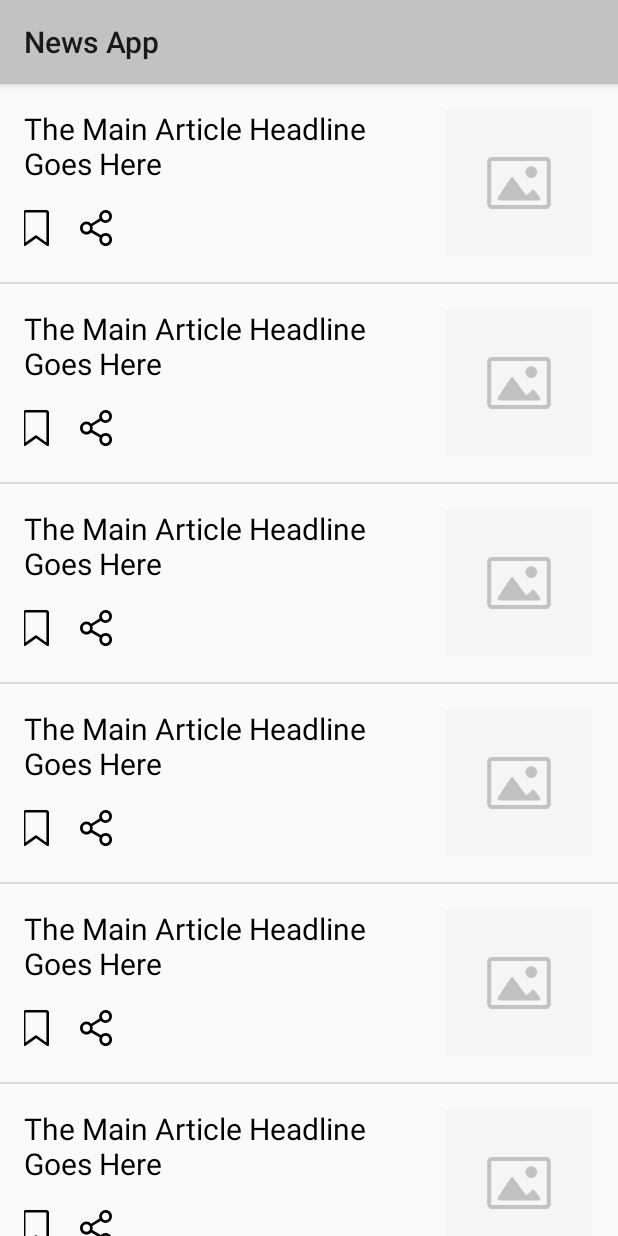
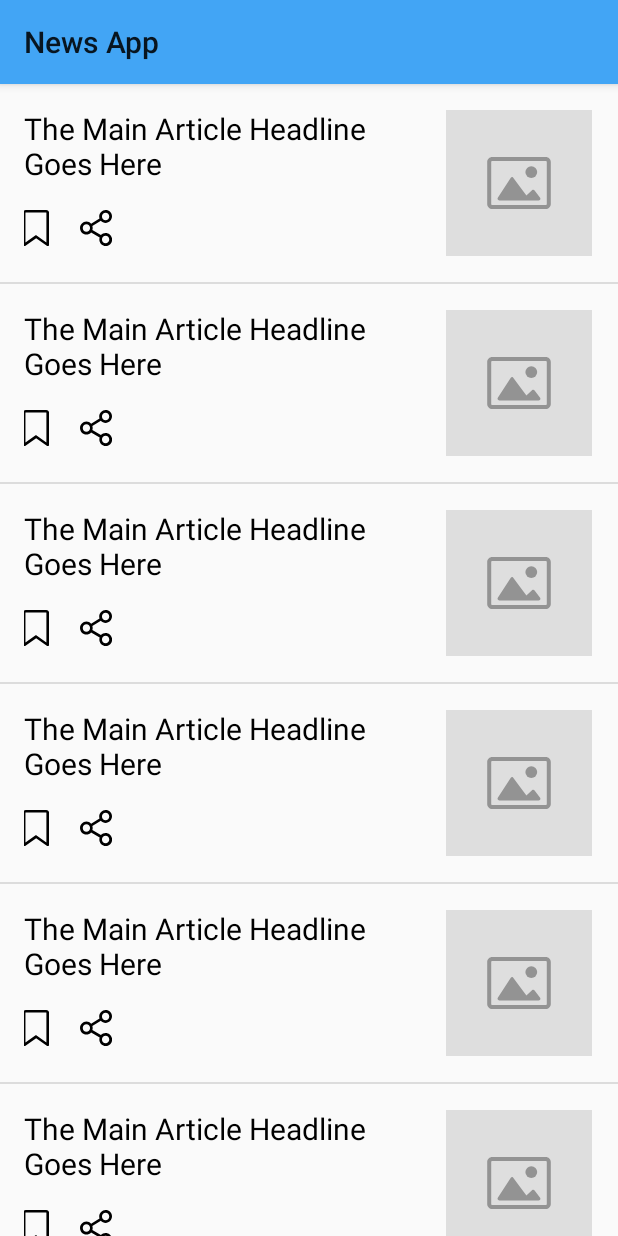
Before and after one commit to danieldogeanu/NewsApp, an Android app: the screen it shows after launch (NewsActivity), on a phone screen of 412 x 824 dp. Run offline under Robolectric (Android 15) with nearby library versions, the phone set to English and light mode, and no system bars.

Commit message:
Changed Color Scheme to Blue

```diff
--- a/app/src/main/res/drawable/ic_bookmark_active.xml
+++ b/app/src/main/res/drawable/ic_bookmark_active.xml
@@ -4,6 +4,6 @@
     android:viewportWidth="17"
     android:viewportHeight="24">
   <path
-      android:fillColor="#FF939393"
+      android:fillColor="#FF0077c2"
       android:pathData="M0.7,24.0378c-0.4,0 -0.7,-0.4 -0.7,-0.8v-21.3c0,-1 0.8,-1.9 1.9,-1.9h13.3c1,0 1.9,0.9 1.9,1.9v21.3c0,0.5 -0.4,0.8 -0.8,0.8c-0.2,0 -0.3,-0.1 -0.5,-0.1l-7.2,-5.1l-7.2,5.1C1.1,23.9378 0.9,24.0378 0.7,24.0378zM1.6,21.6378l6.4,-4.6c0.3,-0.2 0.6,-0.2 0.9,0l6.4,4.6v-19.7c0,-0.2 -0.1,-0.3 -0.3,-0.3L1.9,1.6378c-0.2,0 -0.3,0.1 -0.3,0.3L1.6,21.6378z"/>
 </vector>
--- a/app/src/main/res/drawable/ic_share_active.xml
+++ b/app/src/main/res/drawable/ic_share_active.xml
@@ -4,6 +4,6 @@
     android:viewportWidth="21"
     android:viewportHeight="24">
   <path
-      android:fillColor="#FF939393"
+      android:fillColor="#FF0077c2"
       android:pathData="M16.8,15.3c-1.2,0 -2.3,0.5 -3.1,1.4l-5.6,-3.4c0.3,-0.9 0.3,-1.8 0,-2.7l5.6,-3.4c0.8,0.9 1.9,1.4 3.1,1.4c2.3,0 4.2,-2 4.2,-4.4S19.1,0 16.8,0c-2.3,0 -4.2,2 -4.2,4.4c0,0.5 0.1,0.9 0.2,1.3L7.3,9.1C6.5,8.2 5.4,7.6 4.2,7.6C1.9,7.6 0,9.6 0,12s1.9,4.4 4.2,4.4c1.2,0 2.3,-0.5 3.1,-1.4l5.6,3.4c-0.1,0.4 -0.2,0.9 -0.2,1.3c0,2.4 1.9,4.4 4.2,4.4c2.3,0 4.2,-2 4.2,-4.4C21,17.2 19.1,15.3 16.8,15.3zM16.8,22.2c-1.3,0 -2.4,-1.1 -2.4,-2.5c0,-1.4 1.1,-2.5 2.4,-2.5s2.4,1.1 2.4,2.5C19.2,21 18.2,22.2 16.8,22.2zM4.2,14.5c-1.3,0 -2.4,-1.1 -2.4,-2.5s1.1,-2.5 2.4,-2.5s2.4,1.1 2.4,2.5S5.5,14.5 4.2,14.5zM16.8,1.8c1.3,0 2.4,1.1 2.4,2.5s-1.1,2.5 -2.4,2.5s-2.4,-1.1 -2.4,-2.5S15.5,1.8 16.8,1.8z"/>
 </vector>
--- a/app/src/main/res/drawable/placeholder.xml
+++ b/app/src/main/res/drawable/placeholder.xml
@@ -5,14 +5,14 @@
     android:viewportHeight="150">
   <path
       android:pathData="M2,2h146v146h-146z"
-      android:fillColor="#F5F5F5"/>
+      android:fillColor="#dedede"/>
   <path
       android:pathData="M101.7,101.1H48.3c-2.8,0 -5.1,-2.3 -5.1,-5.1c0,0 0,0 0,0V54.1c0,-2.8 2.3,-5.1 5.1,-5.1c0,0 0,0 0,0h53.4c2.8,0 5.1,2.3 5.1,5.1c0,0 0,0 0,0v41.9C106.8,98.8 104.5,101.1 101.7,101.1C101.7,101.1 101.7,101.1 101.7,101.1zM48.3,52.9c-0.6,0 -1.1,0.5 -1.1,1.1l0,0v41.9c0,0.6 0.5,1.1 1.1,1.1c0,0 0,0 0,0h53.4c0.6,0 1.1,-0.5 1.1,-1.1V54.1c0,-0.6 -0.5,-1.1 -1.1,-1.1H48.3z"
-      android:fillColor="#C2C2C2"/>
+      android:fillColor="#939393"/>
   <path
       android:pathData="M55.2,92.4h39.5c0.9,0 1.7,-0.7 1.7,-1.6c0,-0.4 -0.1,-0.7 -0.3,-1l-5.5,-7.4c-0.5,-0.8 -1.6,-0.9 -2.4,-0.4c-0.1,0 -0.1,0.1 -0.2,0.2l-5.6,5.3l-13,-17.6C69,69 68,68.9 67.2,69.4c-0.2,0.1 -0.3,0.3 -0.4,0.4l-13,19.9c-0.5,0.8 -0.3,1.8 0.5,2.3C54.6,92.3 54.9,92.4 55.2,92.4z"
-      android:fillColor="#C2C2C2"/>
+      android:fillColor="#939393"/>
   <path
       android:pathData="M87.3,64.1m-5.9,0a5.9,5.9 0,1 1,11.8 0a5.9,5.9 0,1 1,-11.8 0"
-      android:fillColor="#C2C2C2"/>
+      android:fillColor="#939393"/>
 </vector>
--- a/app/src/main/res/values/colors.xml
+++ b/app/src/main/res/values/colors.xml
@@ -1,12 +1,17 @@
 <?xml version="1.0" encoding="utf-8"?>
 <resources>
-    <color name="colorPrimary">@color/colorLighterGray</color>
-    <color name="colorPrimaryDark">@color/colorLightGray</color>
+    <color name="colorPrimary">@color/colorLightBlue</color>
+    <color name="colorPrimaryDark">@color/colorBlue</color>
     <color name="colorAccent">@color/colorBlack</color>
 
     <color name="colorWhite">#ffffff</color>
     <color name="colorDirtyWhite">#f5f5f5</color>
+    <color name="colorLightestGray">#dedede</color>
     <color name="colorLighterGray">#c2c2c2</color>
     <color name="colorLightGray">#939393</color>
     <color name="colorBlack">#000000</color>
+
+    <color name="colorLighterBlue">#80d6ff</color>
+    <color name="colorLightBlue">#42a5f5</color>
+    <color name="colorBlue">#0077c2</color>
 </resources>
```
